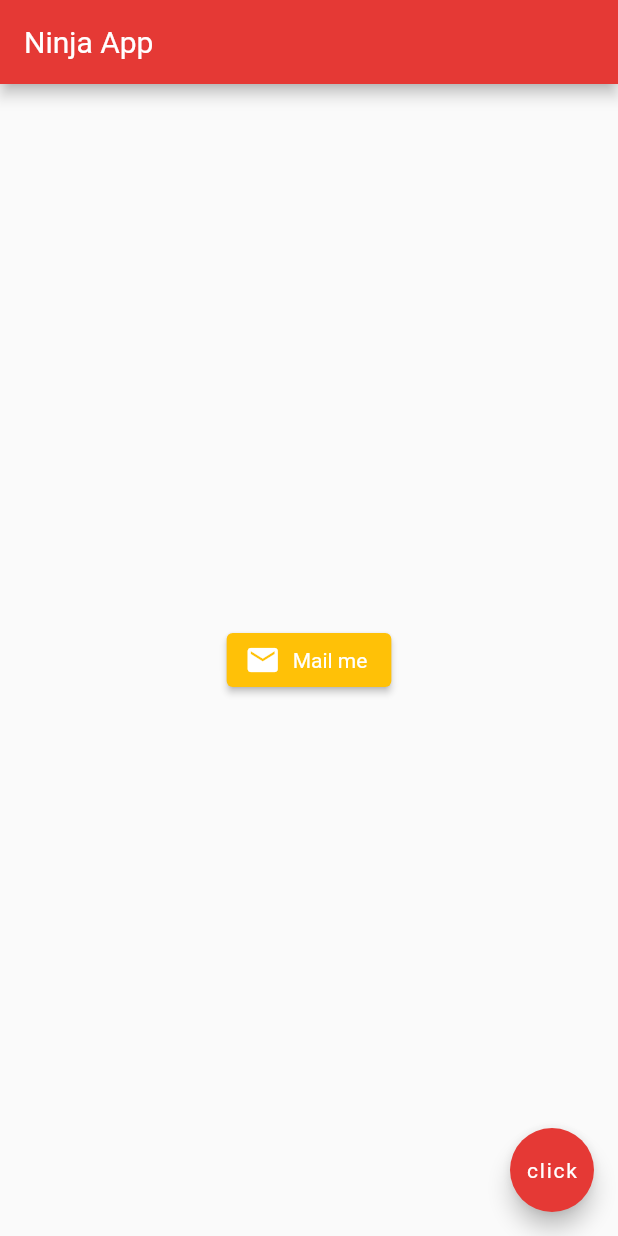
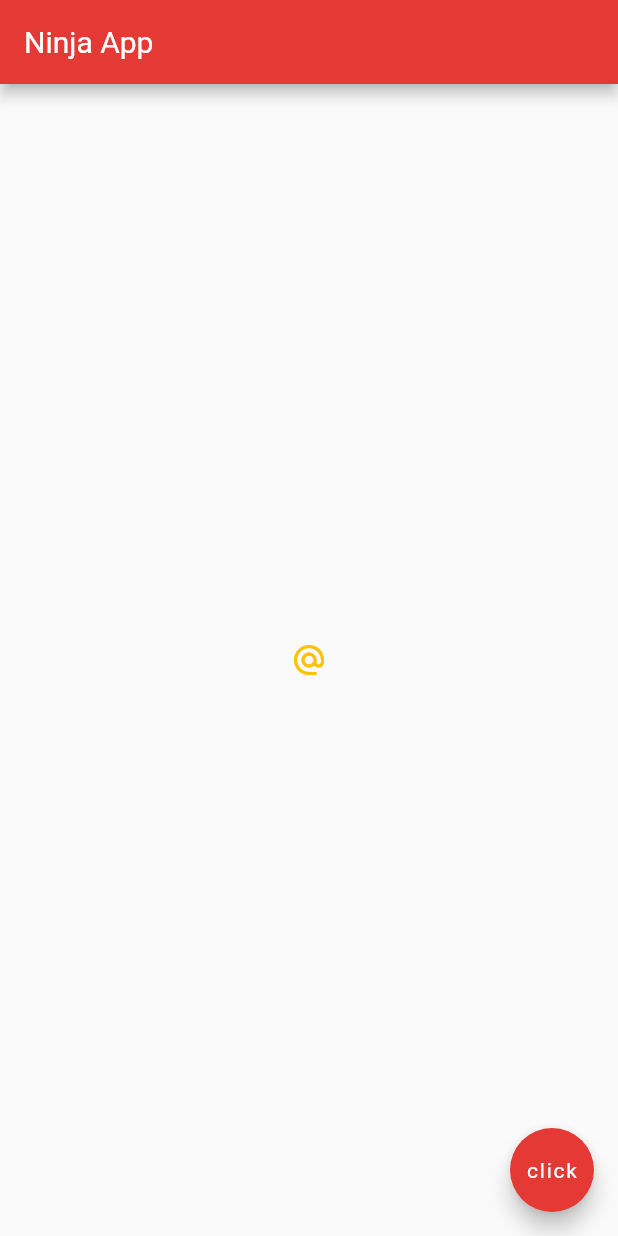
Before and after one commit to ericgross83/netninja-flutter-tutorial, a Flutter app: the screen it shows after launch, on a phone screen of 412 x 824 dp. Run offline on Flutter 3.47's test engine with Material 2 defaults, Android fonts, the light colour scheme and no system bars.

Commit message:
Add lesson code

```diff
--- a/lib/main.dart
+++ b/lib/main.dart
@@ -13,13 +13,24 @@ class Home extends StatelessWidget {
         backgroundColor: Colors.red[600],
       ),
       body: Center(
-        child: ElevatedButton.icon(
-          onPressed: () {},
-          icon: Icon(Icons.mail),
-          label: Text('Mail me'),
-          style: ElevatedButton.styleFrom(primary: Colors.amber),
-        ),
+          child: IconButton(
+        onPressed: () {
+          print('you clicked the icon');
+        },
+        icon: Icon(Icons.alternate_email),
+        color: Colors.amber,
       ),
+
+
+          //  ElevatedButton.icon(
+          //   onPressed: () {
+          //     print('you clicked me');
+          //   },
+          //   icon: Icon(Icons.mail),
+          //   label: Text('Mail me'),
+          //   style: ElevatedButton.styleFrom(primary: Colors.amber),
+          // ),
+          ),
       floatingActionButton: FloatingActionButton(
           backgroundColor: Colors.red[600],
           onPressed: () {},
```
Also changed, not shown: flutter_01.png (added).
